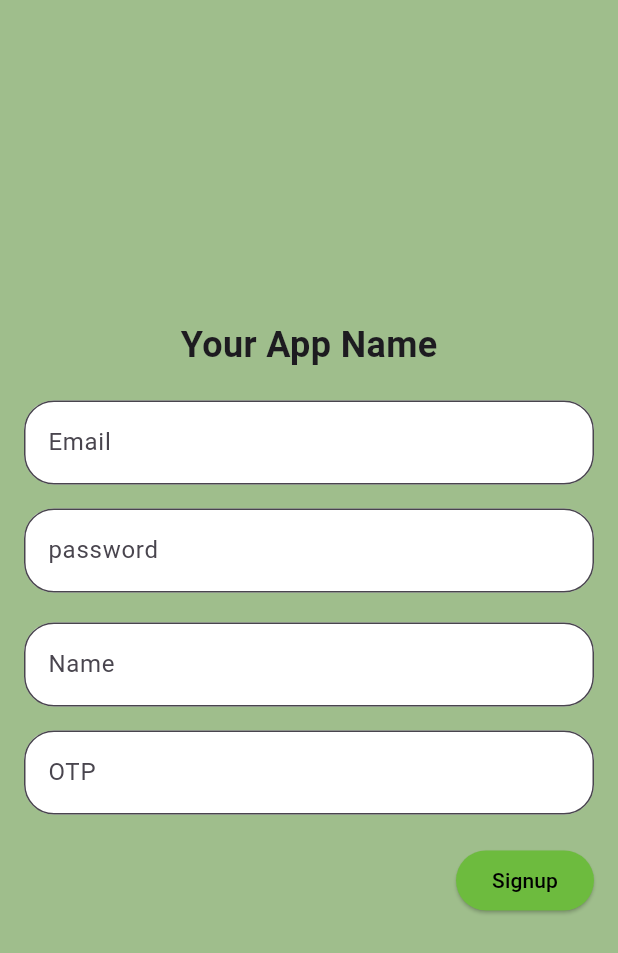
After one commit to navdeepsingh112/Santulan, a Flutter app: the Signup screen opened directly, on a phone screen of 412 x 824 dp. The commit adds this screen. Shown: the top 953 px of the screen. Run offline on Flutter 3.47's test engine with Material 3 defaults, Android fonts, the phone set to English and light mode, and no system bars.

Commit message:
pages fixedddd

```diff
--- a/lib/main.dart
+++ b/lib/main.dart
@@ -1,9 +1,11 @@
 import 'package:flutter/material.dart';
 import 'package:green_quest/comingsoon.dart';
+import 'package:green_quest/forgot2.dart';
 import 'package:green_quest/home.dart';
 import 'package:green_quest/home1.dart';
 import 'package:green_quest/profile.dart';
 import 'package:green_quest/signin.dart';
+import 'package:green_quest/signup.dart';
 
 void main() {
   runApp(const MyApp());
@@ -36,7 +38,7 @@ class MyApp extends StatelessWidget {
           colorScheme: ColorScheme.fromSeed(seedColor: Colors.deepPurple),
           useMaterial3: true,
         ),
-        home: HomePage());
+        home: Comingsoon());
   }
 }
 
--- /dev/null
+++ b/lib/signup.dart
@@ -0,0 +1,102 @@
+import 'package:flutter/material.dart';
+
+class Signup extends StatefulWidget {
+  const Signup({super.key});
+
+  @override
+  State<Signup> createState() => _SignupState();
+}
+
+class _SignupState extends State<Signup> {
+  @override
+  Widget build(BuildContext context) {
+    return Scaffold(
+      backgroundColor: Color.fromRGBO(159, 190, 140, 1),
+      body: Padding(
+        padding: const EdgeInsets.all(16.0),
+        child: Column(
+          mainAxisAlignment: MainAxisAlignment.center,
+          children: [
+            Text(
+              'Your App Name',
+              style: TextStyle(
+                fontSize: 24.0,
+                fontWeight: FontWeight.bold,
+              ),
+            ),
+            SizedBox(height: 20.0),
+            TextField(
+              decoration: InputDecoration(
+                labelText: 'Email',
+                border: OutlineInputBorder(
+                  borderRadius: BorderRadius.circular(20.0),
+                ),
+                filled: true,
+                fillColor: Colors.white,
+              ),
+            ),
+            SizedBox(height: 16.0),
+            TextField(
+              decoration: InputDecoration(
+                labelText: 'password',
+                border: OutlineInputBorder(
+                  borderRadius: BorderRadius.circular(20.0),
+                ),
+                filled: true,
+                fillColor: Colors.white,
+              ),
+            ),
+            SizedBox(height: 20.0),
+            TextField(
+              decoration: InputDecoration(
+                labelText: 'Name',
+                border: OutlineInputBorder(
+                  borderRadius: BorderRadius.circular(20.0),
+                ),
+                filled: true,
+                fillColor: Colors.white,
+              ),
+            ),
+            SizedBox(height: 16.0),
+            TextField(
+              decoration: InputDecoration(
+                labelText: 'OTP',
+                border: OutlineInputBorder(
+                  borderRadius: BorderRadius.circular(20.0),
+                ),
+                filled: true,
+                fillColor: Colors.white,
+              ),
+            ),
+            SizedBox(height: 20.0),
+            Row(
+              mainAxisAlignment: MainAxisAlignment.end,
+              children: [
+                ElevatedButton(
+                  style: ButtonStyle(
+                    backgroundColor: MaterialStateProperty.resolveWith<Color?>(
+                      (Set<MaterialState> states) {
+                        if (states.contains(MaterialState.pressed)) {
+                          return Color.fromRGBO(83, 140, 47, 1);
+                        }
+                        return Color.fromRGBO(
+                            109, 187, 62, 1); // Use the component's default.
+                      },
+                    ),
+                  ),
+                  onPressed: () {
+                    // Add your logic for the next button here
+                  },
+                  child: Text(
+                    'Signup',
+                    style: TextStyle(color: Colors.black),
+                  ),
+                ),
+              ],
+            ),
+          ],
+        ),
+      ),
+    );
+  }
+}
```
Also changed, not shown: lib/forgot1.dart (added, +81 -0 lines), lib/forgot2.dart (added, +80 -0 lines), lib/home1.dart (+0 -13 lines), lib/profile.dart (+0 -18 lines), lib/signin.dart (+0 -13 lines).
